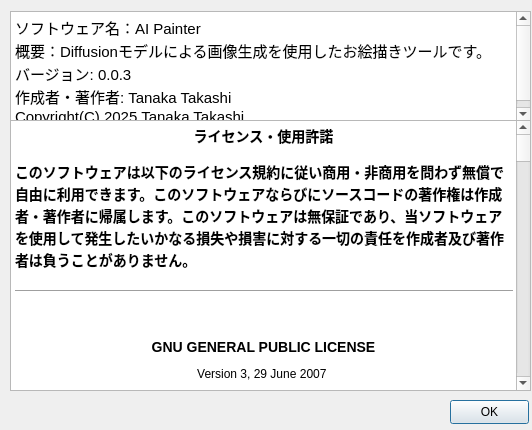
takashi000/ai_painter, file src/ai_painter/about.ui: the form before one commit.
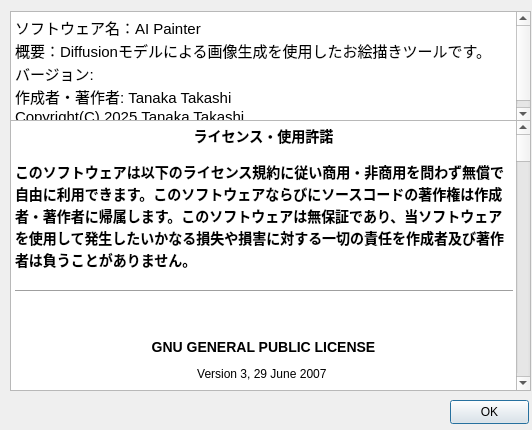
The form after the commit.

Commit message: バージョン0.0.4

What changed in the file:
```diff
--- a/src/ai_painter/about.ui
+++ b/src/ai_painter/about.ui
@@ -32,7 +32,7 @@
 &lt;/style&gt;&lt;/head&gt;&lt;body style=&quot; font-family:'Yu Gothic UI'; font-size:9pt; font-weight:400; font-style:normal;&quot;&gt;
 &lt;p style=&quot; margin-top:0px; margin-bottom:0px; margin-left:0px; margin-right:0px; -qt-block-indent:0; text-indent:0px;&quot;&gt;&lt;span style=&quot; font-size:11pt;&quot;&gt;ソフトウェア名：AI Painter&lt;/span&gt;&lt;/p&gt;
 &lt;p style=&quot; margin-top:0px; margin-bottom:0px; margin-left:0px; margin-right:0px; -qt-block-indent:0; text-indent:0px;&quot;&gt;&lt;span style=&quot; font-size:11pt;&quot;&gt;概要：Diffusionモデルによる画像生成を使用したお絵描きツールです。&lt;/span&gt;&lt;/p&gt;
-&lt;p style=&quot; margin-top:0px; margin-bottom:0px; margin-left:0px; margin-right:0px; -qt-block-indent:0; text-indent:0px;&quot;&gt;&lt;span style=&quot; font-size:11pt;&quot;&gt;バージョン: 0.0.3&lt;/span&gt;&lt;/p&gt;
+&lt;p style=&quot; margin-top:0px; margin-bottom:0px; margin-left:0px; margin-right:0px; -qt-block-indent:0; text-indent:0px;&quot;&gt;&lt;span style=&quot; font-size:11pt;&quot;&gt;バージョン: &lt;/span&gt;&lt;/p&gt;
 &lt;p style=&quot; margin-top:0px; margin-bottom:0px; margin-left:0px; margin-right:0px; -qt-block-indent:0; text-indent:0px;&quot;&gt;&lt;span style=&quot; font-size:11pt;&quot;&gt;作成者・著作者: Tanaka Takashi&lt;/span&gt;&lt;/p&gt;
 &lt;p style=&quot; margin-top:0px; margin-bottom:0px; margin-left:0px; margin-right:0px; -qt-block-indent:0; text-indent:0px;&quot;&gt;&lt;span style=&quot; font-size:11pt;&quot;&gt;Copyright(C) 2025 Tanaka Takashi&lt;/span&gt;&lt;/p&gt;&lt;/body&gt;&lt;/html&gt;</string>
    </property>
@@ -215,6 +215,19 @@
     <string>OK</string>
    </property>
   </widget>
+  <widget class="QLabel" name="label_version">
+   <property name="geometry">
+    <rect>
+     <x>80</x>
+     <y>60</y>
+     <width>49</width>
+     <height>16</height>
+    </rect>
+   </property>
+   <property name="text">
+    <string/>
+   </property>
+  </widget>
  </widget>
  <resources/>
  <connections/>
```
The commit also changes 6 other files.
